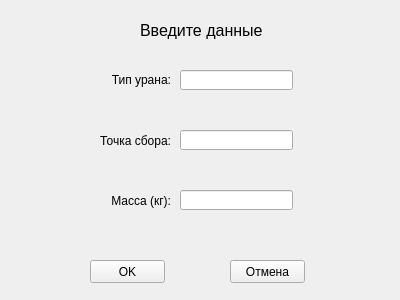
This is Hahaton/AddForm.ui in JuriMalahov/TerraSystem as Qt 5 draws it before an edit. The edited form follows.
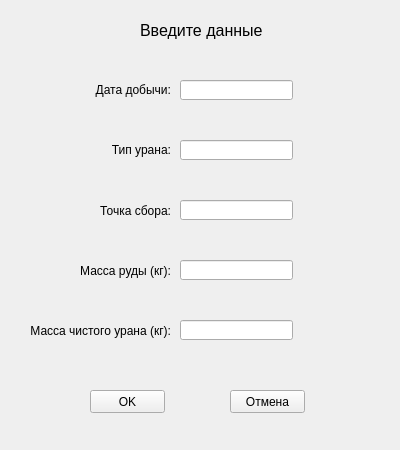
This is the edited form.

```diff
--- a/Hahaton/AddForm.ui
+++ b/Hahaton/AddForm.ui
@@ -7,7 +7,7 @@
     <x>0</x>
     <y>0</y>
     <width>400</width>
-    <height>300</height>
+    <height>450</height>
    </rect>
   </property>
   <property name="windowTitle">
@@ -17,7 +17,7 @@
    <property name="geometry">
     <rect>
      <x>90</x>
-     <y>260</y>
+     <y>390</y>
      <width>75</width>
      <height>23</height>
     </rect>
@@ -30,7 +30,7 @@
    <property name="geometry">
     <rect>
      <x>230</x>
-     <y>260</y>
+     <y>390</y>
      <width>75</width>
      <height>23</height>
     </rect>
@@ -61,7 +61,7 @@
    <property name="geometry">
     <rect>
      <x>180</x>
-     <y>70</y>
+     <y>140</y>
      <width>113</width>
      <height>20</height>
     </rect>
@@ -71,7 +71,7 @@
    <property name="geometry">
     <rect>
      <x>180</x>
-     <y>130</y>
+     <y>200</y>
      <width>113</width>
      <height>20</height>
     </rect>
@@ -81,7 +81,7 @@
    <property name="geometry">
     <rect>
      <x>180</x>
-     <y>190</y>
+     <y>260</y>
      <width>113</width>
      <height>20</height>
     </rect>
@@ -91,7 +91,7 @@
    <property name="geometry">
     <rect>
      <x>90</x>
-     <y>70</y>
+     <y>140</y>
      <width>81</width>
      <height>20</height>
     </rect>
@@ -110,7 +110,7 @@
    <property name="geometry">
     <rect>
      <x>100</x>
-     <y>130</y>
+     <y>200</y>
      <width>71</width>
      <height>21</height>
     </rect>
@@ -125,19 +125,74 @@
   <widget class="QLabel" name="label_4">
    <property name="geometry">
     <rect>
-     <x>100</x>
-     <y>190</y>
-     <width>71</width>
+     <x>80</x>
+     <y>260</y>
+     <width>91</width>
      <height>21</height>
     </rect>
    </property>
    <property name="text">
-    <string>Масса (кг):</string>
+    <string>Масса руды (кг):</string>
    </property>
    <property name="alignment">
     <set>Qt::AlignRight|Qt::AlignTrailing|Qt::AlignVCenter</set>
    </property>
   </widget>
+  <widget class="QLineEdit" name="umassEdit">
+   <property name="geometry">
+    <rect>
+     <x>180</x>
+     <y>320</y>
+     <width>113</width>
+     <height>20</height>
+    </rect>
+   </property>
+  </widget>
+  <widget class="QLabel" name="label_5">
+   <property name="geometry">
+    <rect>
+     <x>30</x>
+     <y>320</y>
+     <width>141</width>
+     <height>21</height>
+    </rect>
+   </property>
+   <property name="text">
+    <string>Масса чистого урана (кг):</string>
+   </property>
+   <property name="alignment">
+    <set>Qt::AlignRight|Qt::AlignTrailing|Qt::AlignVCenter</set>
+   </property>
+  </widget>
+  <widget class="QLabel" name="label_6">
+   <property name="geometry">
+    <rect>
+     <x>90</x>
+     <y>80</y>
+     <width>81</width>
+     <height>20</height>
+    </rect>
+   </property>
+   <property name="layoutDirection">
+    <enum>Qt::LeftToRight</enum>
+   </property>
+   <property name="text">
+    <string>Дата добычи:</string>
+   </property>
+   <property name="alignment">
+    <set>Qt::AlignRight|Qt::AlignTrailing|Qt::AlignVCenter</set>
+   </property>
+  </widget>
+  <widget class="QLineEdit" name="dateEdit">
+   <property name="geometry">
+    <rect>
+     <x>180</x>
+     <y>80</y>
+     <width>113</width>
+     <height>20</height>
+    </rect>
+   </property>
+  </widget>
  </widget>
  <resources/>
  <connections/>
```
